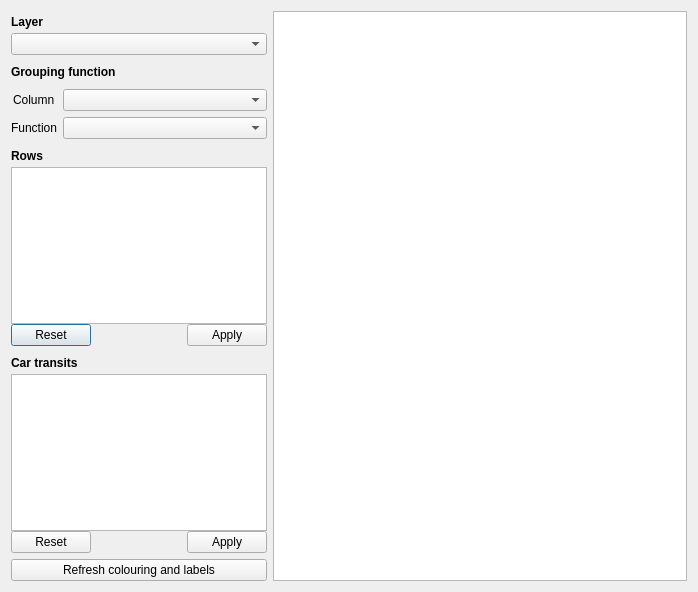
First picture: the form in plugin/snowplow_dialog_base.ui, repository pixelneo/SnowPlow, before the edit.
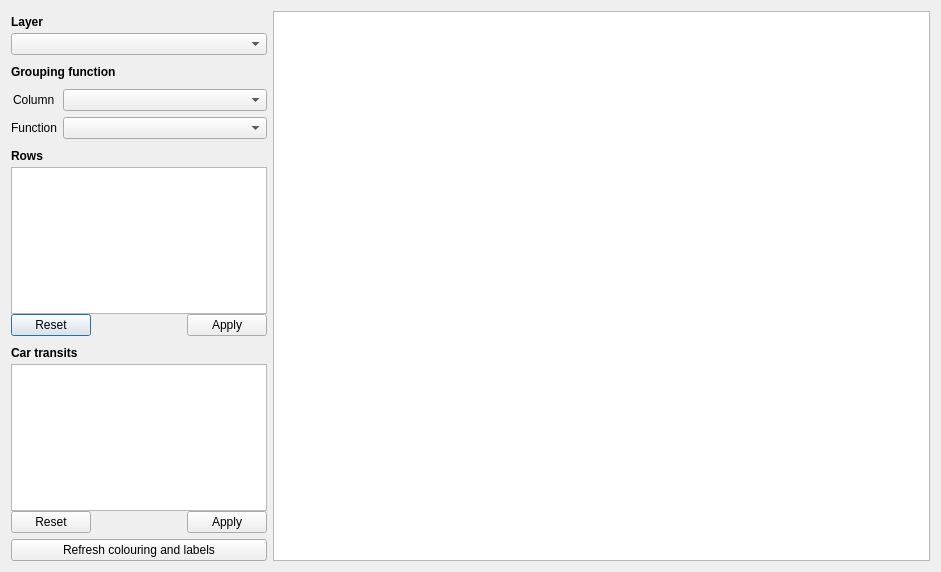
Second picture: the form after the edit.

Commit message: changes window size

```diff
--- a/plugin/snowplow_dialog_base.ui
+++ b/plugin/snowplow_dialog_base.ui
@@ -6,8 +6,8 @@
    <rect>
     <x>0</x>
     <y>0</y>
-    <width>698</width>
-    <height>592</height>
+    <width>941</width>
+    <height>572</height>
    </rect>
   </property>
   <property name="windowTitle">
```
